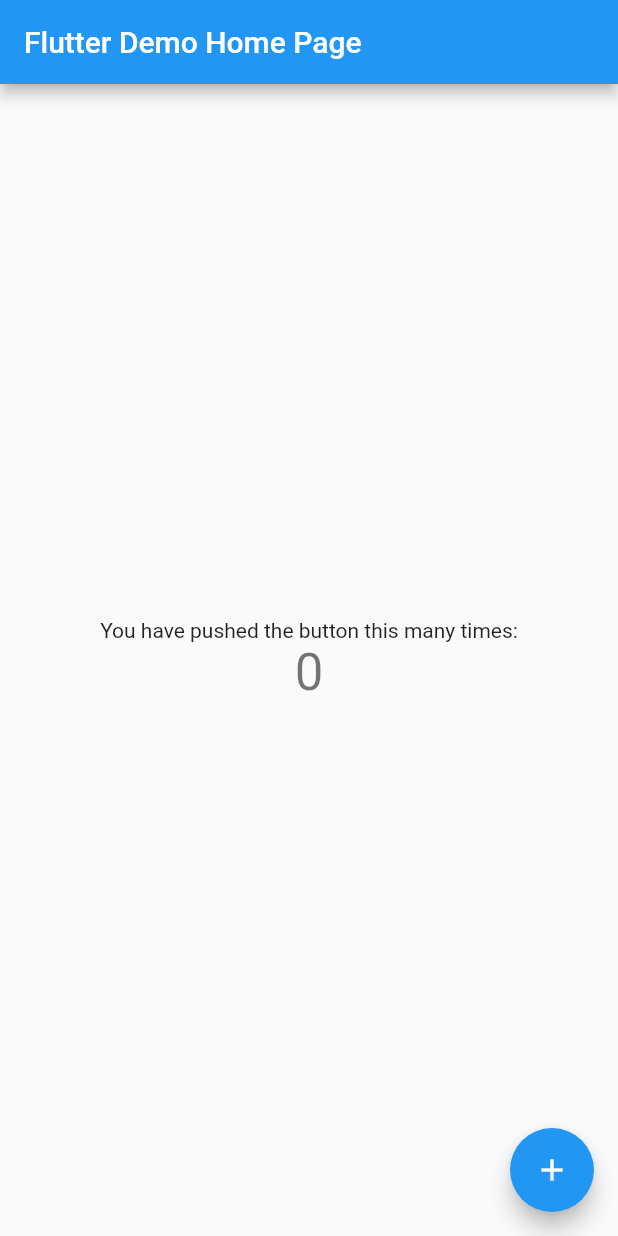
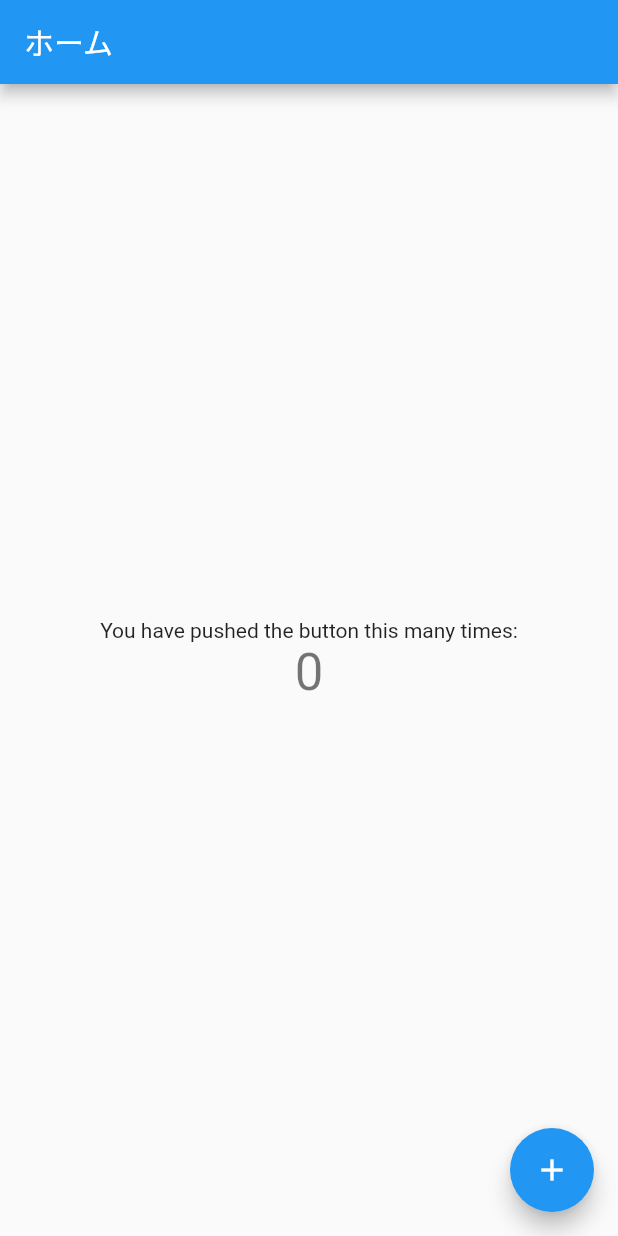
Before and after one commit to nekonenene/supabase_test_flutter, a Flutter app: the screen it shows after launch, on a phone screen of 412 x 824 dp. Run offline on Flutter 3.47's test engine with Material 2 defaults, Android fonts, the phone set to English and light mode, and no system bars; our stand-ins replace flutter_dotenv, logger, supabase_flutter; accounts and stored records are empty.

Commit message:
ChatRoomPage の追加

```diff
--- a/lib/main.dart
+++ b/lib/main.dart
@@ -4,6 +4,7 @@ import 'package:logger/logger.dart';
 import 'package:flutter_dotenv/flutter_dotenv.dart';
 import 'package:supabase_flutter/supabase_flutter.dart';
 
+import 'char_room_page.dart';
 import 'main_page.dart';
 
 final logger = Logger();
@@ -41,7 +42,11 @@ class MyApp extends StatelessWidget {
         // is not restarted.
         primarySwatch: Colors.blue,
       ),
-      home: const MainPage(title: 'Flutter Demo Home Page'),
+      home: const MainPage(title: 'ホーム'),
+      routes: <String, WidgetBuilder> {
+        '/main': (BuildContext context) => new MainPage(title: 'ホームaaa'),
+        '/chat_room': (BuildContext context) => new ChatRoomPage(title: 'チャットルーム'),
+      },
     );
   }
 }
```
Also changed, not shown: lib/char_room_page.dart (added, +90 -0 lines).
